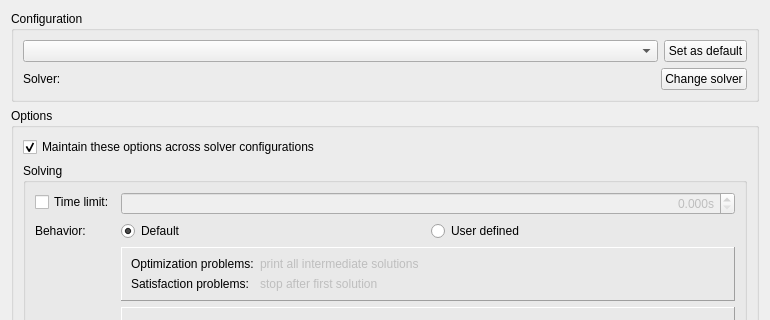
This is MiniZincIDE/configwindow.ui in MiniZinc/MiniZincIDE as Qt 5 draws it before an edit; both pictures show x 0 to 770 and y 0 to 320 of the 770 by 1092 pixel window. The edited form follows.
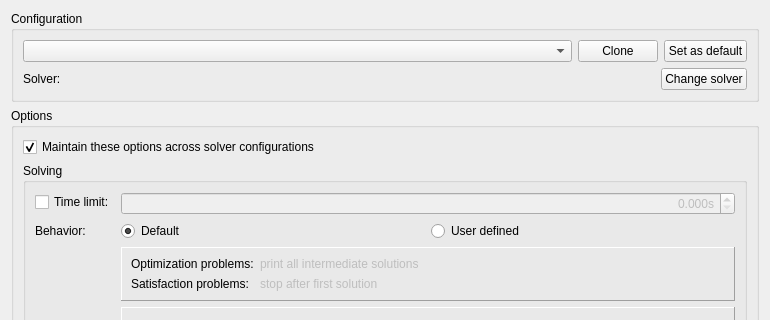
This is the edited form.

```diff
--- a/MiniZincIDE/configwindow.ui
+++ b/MiniZincIDE/configwindow.ui
@@ -21,7 +21,22 @@
      </property>
      <layout class="QVBoxLayout" name="verticalLayout_2">
       <item>
-       <layout class="QHBoxLayout" name="horizontalLayout_7">
+       <widget class="QWidget" name="solver_controls" native="true">
+        <layout class="QVBoxLayout" name="verticalLayout_7">
+         <property name="leftMargin">
+          <number>0</number>
+         </property>
+         <property name="topMargin">
+          <number>0</number>
+         </property>
+         <property name="rightMargin">
+          <number>0</number>
+         </property>
+         <property name="bottomMargin">
+          <number>0</number>
+         </property>
+         <item>
+          <layout class="QHBoxLayout" name="horizontalLayout_4">
         <item>
          <widget class="QComboBox" name="config_comboBox">
           <property name="sizePolicy">
@@ -35,6 +50,13 @@
           </property>
          </widget>
         </item>
+           <item>
+            <widget class="QPushButton" name="clone_pushButton">
+             <property name="text">
+              <string>Clone</string>
+             </property>
+            </widget>
+           </item>
         <item>
          <widget class="QPushButton" name="makeConfigDefault_pushButton">
           <property name="toolTip">
@@ -48,29 +70,14 @@
        </layout>
       </item>
       <item>
-       <widget class="QWidget" name="solver_controls" native="true">
-        <layout class="QFormLayout" name="solver_formLayout">
-         <property name="leftMargin">
-          <number>0</number>
-         </property>
-         <property name="topMargin">
-          <number>0</number>
-         </property>
-         <property name="rightMargin">
-          <number>0</number>
-         </property>
-         <property name="bottomMargin">
-          <number>0</number>
-         </property>
-         <item row="0" column="0">
+          <layout class="QHBoxLayout" name="horizontalLayout">
+           <item>
           <widget class="QLabel" name="label_4">
            <property name="text">
             <string>Solver:</string>
            </property>
           </widget>
          </item>
-         <item row="0" column="1">
-          <layout class="QHBoxLayout" name="horizontalLayout">
            <item>
             <widget class="QLabel" name="solver_label">
              <property name="text">
@@ -85,7 +92,7 @@
              </property>
              <property name="sizeHint" stdset="0">
               <size>
-               <width>40</width>
+               <width>498</width>
                <height>20</height>
               </size>
              </property>
```
Lines whose indentation alone changed are shown as unchanged.
